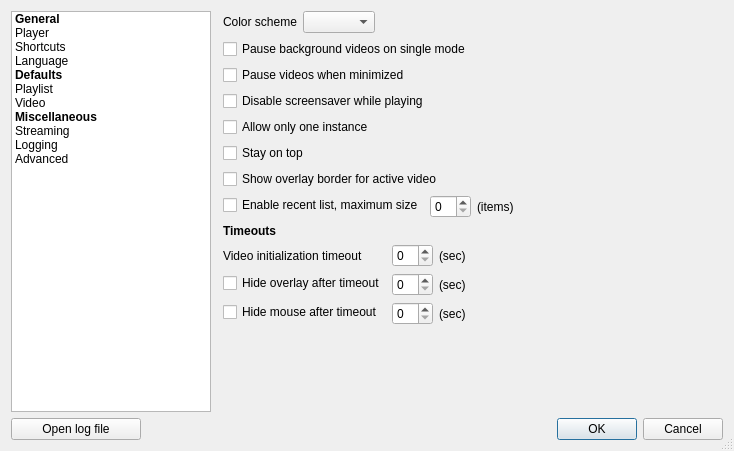
Before: the Qt Designer form resources/ui/settings_dialog.ui in vzhd1701/gridplayer, drawn with Qt 5.
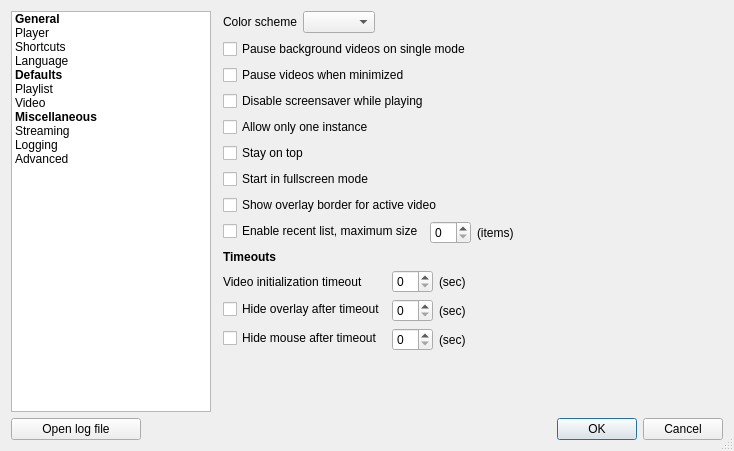
After: the same form once the commit is applied. Custom widgets are drawn as their Qt base class.

Commit message: feat: add option to start in fullscreen mode

The edit to the form file:
```diff
--- a/resources/ui/settings_dialog.ui
+++ b/resources/ui/settings_dialog.ui
@@ -203,6 +203,13 @@
            </property>
           </widget>
          </item>
+         <item>
+          <widget class="QCheckBox" name="playerStartFullscreen">
+           <property name="text">
+            <string>Start in fullscreen mode</string>
+           </property>
+          </widget>
+         </item>
          <item>
           <widget class="QCheckBox" name="playerShowOverlayBorder">
            <property name="text">
```
The commit also changes 4 other files.
